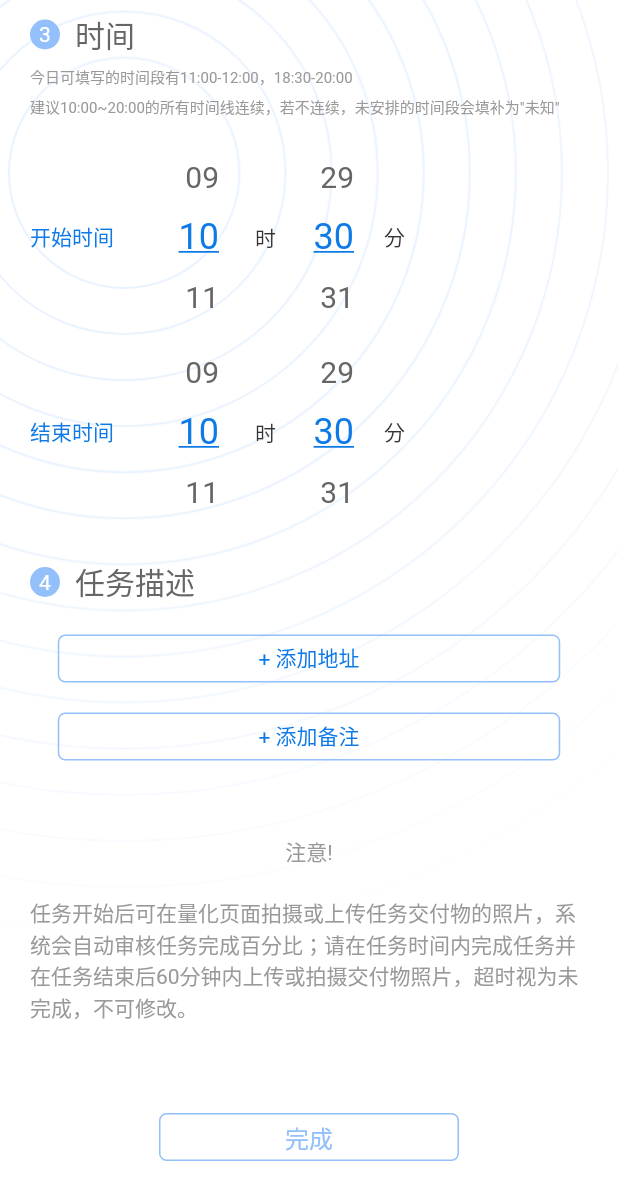
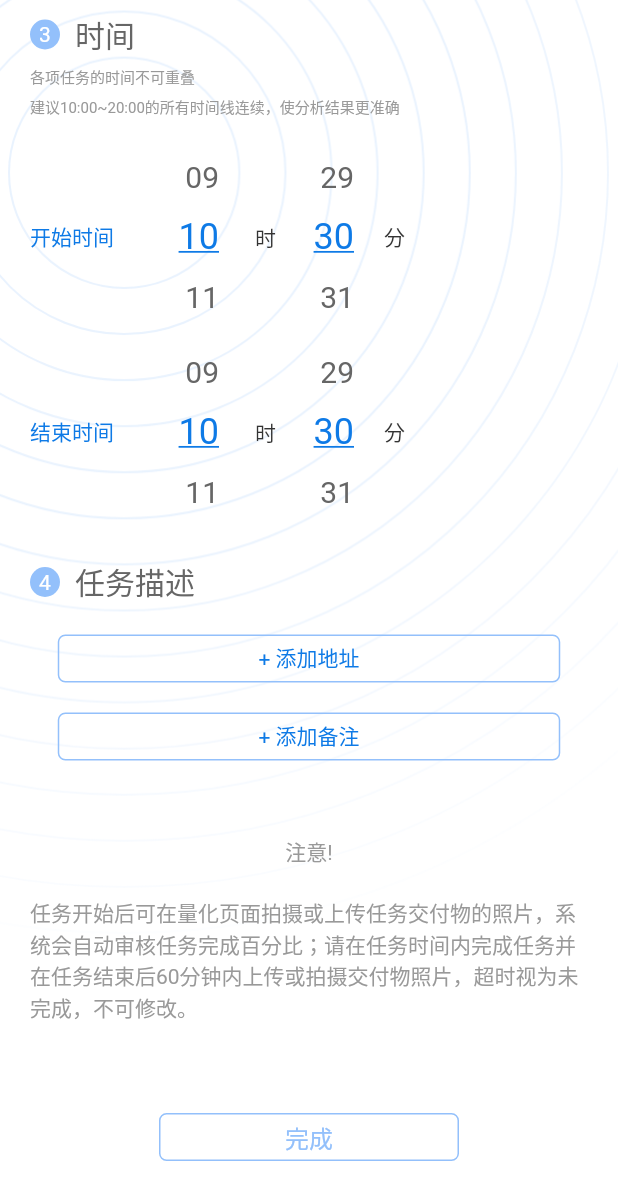
Before and after one commit to borite/ThumbSir, a Flutter app: the QListAddPage screen opened directly, scrolled down 448 dp, on a phone screen of 412 x 824 dp. Shown: the top 1200 px of the screen. Run offline on Flutter 3.47's test engine with Material 2 defaults, Android fonts, the phone set to English and light mode, and no system bars; drawn by our look-alikes of flutter_time_picker_spinner; our stand-ins replace carousel_slider, chips_choice, dio, image_picker, jiffy, package_info and 5 more; missing offline and left inert: city_picker, simple_autocomplete_formfield, simple_image_crop, some_calendar; accounts and stored records are empty; network calls fail.

Commit message:
一些小bug修复
一些小bug修复

```diff
--- a/lib/pages/broker/qlist/qlist_add_page.dart
+++ b/lib/pages/broker/qlist/qlist_add_page.dart
@@ -522,9 +522,9 @@ class _QListAddPageState extends State<QListAddPage> {
                           children: <Widget>[
                             Text(
                               widget.date == 1?
-                              '今日可填写的时间段有11:00-12:00，18:30-20:00'
+                              '各项任务的时间不可重叠'
                                   :
-                              '明日可填写的时间段有11:00-12:00，18:30-20:00',
+                              '各项任务的时间不可重叠',
                               style: TextStyle(
                                 fontSize: 10,
                                 color: Color(0xFF999999),
@@ -542,7 +542,7 @@ class _QListAddPageState extends State<QListAddPage> {
                         padding: EdgeInsets.only(left: 20,bottom: 20),
                         child: Row(
                           children: <Widget>[
-                            Text('建议10:00~20:00的所有时间线连续，若不连续，未安排的时间段会填补为"未知"',style: TextStyle(
+                            Text('建议10:00~20:00的所有时间线连续，使分析结果更准确',style: TextStyle(
                               fontSize: 10,
                               color: Color(0xFF999999),
                               fontWeight: FontWeight.normal,
@@ -1084,7 +1084,7 @@ _onTimeAlertPressed(context) {
     context: context,
     type: AlertType.error,
     title: "当前时间与已有任务时间冲突",
-    desc: "请选择其它时间，各任务的计划时间不可重复",
+    desc: "请选择其它时间，各项任务的时间不可重复",
     buttons: [
       DialogButton(
         child: Text(
--- a/lib/widget/qlist_item.dart
+++ b/lib/widget/qlist_item.dart
@@ -1074,7 +1074,7 @@ class _QListItemState extends State<QListItem> with SingleTickerProviderStateMix
     Alert(
       context: context,
       type: AlertType.error,
-      title: "当前时间不可上传",
+      title: "当前任务不可上传",
       desc: "任务开始后至任务结束一小时前可以上传图片凭证，其余时间不可上传",
       buttons: [
         DialogButton(
```
Also changed, not shown: 33 other files.
